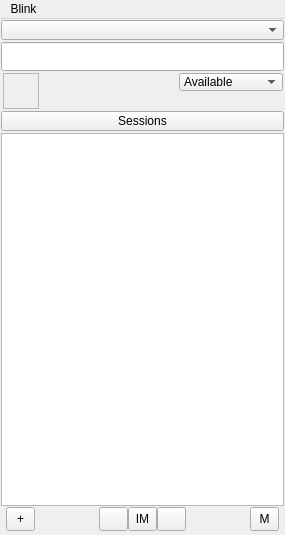
pol51/blink-qt, file resources/blink.ui: the form before one commit.
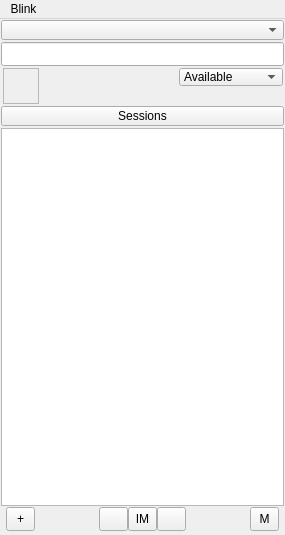
The form after the commit. Icons and pictures are not drawn. Custom widgets are drawn as their Qt base class.

Commit message:
Lowered the vertical size of search box element
Ignore-this: 91731f9b4e740c9950b6198b40482a29

darcs-hash:20100511193313-58252-4ce01f8460f80949268d1417b728b08996bc5462

```diff
--- a/resources/blink.ui
+++ b/resources/blink.ui
@@ -61,7 +61,7 @@
       <property name="minimumSize">
        <size>
         <width>0</width>
-        <height>29</height>
+        <height>24</height>
        </size>
       </property>
       <property name="inactiveText" stdset="0">
```
